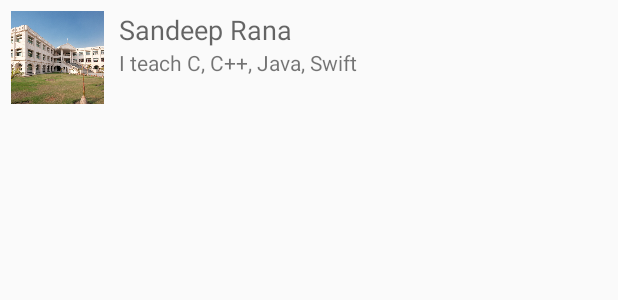
After one commit to sandeeprana011/noidainternationaluniversity-final, an Android app: the layout teachers_list_item.xml on its own in the app's theme, with its tools: preview values and no code run, on a phone screen of 412 x 824 dp. The commit adds this screen. Shown: the top 300 px of the screen. Run offline under Robolectric (Android 15) with nearby library versions, the phone set to English and light mode, and no system bars.

Commit message:
Added REcyclerView Adapter and apis

```diff
--- a/app/build.gradle
+++ b/app/build.gradle
@@ -42,5 +42,7 @@ dependencies {
 
     compile 'com.squareup.retrofit2:retrofit:2.1.0'
     compile 'com.squareup.retrofit2:converter-gson:2.1.0'
+
+    compile 'com.github.bumptech.glide:glide:3.7.0'
 }
 apply plugin: 'com.google.gms.google-services'
--- /dev/null
+++ b/app/src/main/res/layout/teachers_list_item.xml
@@ -0,0 +1,34 @@
+<?xml version="1.0" encoding="utf-8"?>
+<RelativeLayout
+    android:layout_marginTop="7dp"
+    android:layout_marginLeft="7dp"
+    android:layout_marginRight="7dp"
+    xmlns:android="http://schemas.android.com/apk/res/android"
+    android:layout_width="match_parent"
+    android:layout_height="wrap_content"
+    android:gravity="center|left">
+
+    <ImageView
+        android:layout_marginRight="10dp"
+        android:id="@+id/i_avatar"
+        android:layout_width="62dp"
+        android:layout_height="62dp"
+        android:scaleType="centerCrop"
+        android:src="@drawable/niu"/>
+
+    <TextView
+        android:id="@+id/t_name"
+        android:layout_width="match_parent"
+        android:layout_height="wrap_content"
+        android:layout_toRightOf="@+id/i_avatar"
+        android:text="Sandeep Rana"
+        android:textAppearance="?android:attr/textAppearanceMedium"/>
+
+    <TextView
+        android:id="@+id/t_email"
+        android:layout_width="match_parent"
+        android:layout_height="wrap_content"
+        android:layout_below="@+id/t_name"
+        android:layout_toRightOf="@+id/i_avatar"
+        android:text="I teach C, C++, Java, Swift"/>
+</RelativeLayout>
--- a/app/src/main/res/values/colors.xml
+++ b/app/src/main/res/values/colors.xml
@@ -1,6 +1,6 @@
 <?xml version="1.0" encoding="utf-8"?>
 <resources>
-    <color name="colorPrimary">#77ddaa</color>
+    <color name="colorPrimary">#118855</color>
     <color name="colorPrimaryDark">#118855</color>
     <color name="colorAccent">#FF4081</color>
     <color name="blue_best">#44bbcc</color>
```
Also changed, not shown: app/src/main/java/sirfireys/rana/noidainternationaluniversity/RVAdapterListTeachers.java (+37 -2 lines), app/src/main/java/sirfireys/rana/noidainternationaluniversity/api/models/Teachers.java (+12 -0 lines).
